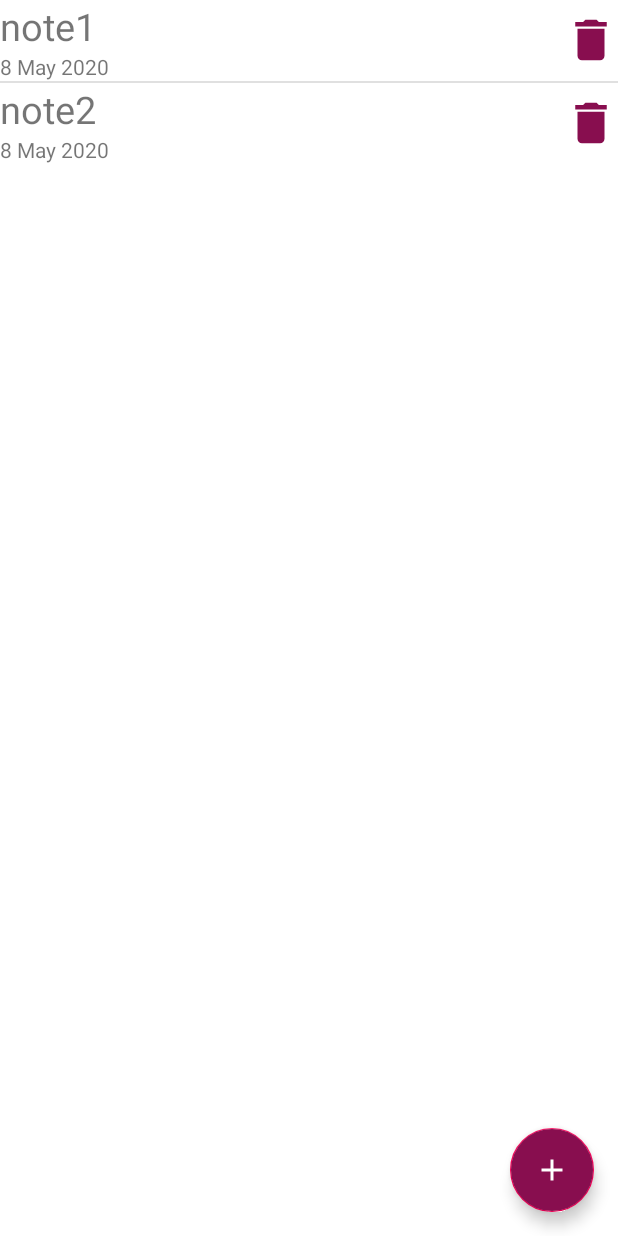
After one commit to mohamedmashaal/LifeOrganizer, an Android app: the fragment FragmentDiary placed in its activity, on a phone screen of 412 x 824 dp. The commit adds this screen. Run offline under Robolectric (Android 15) with nearby library versions, the phone set to English and light mode, and no system bars; our stand-ins replace Room's generated code.

Commit message:
implement Diary frontend

```diff
--- /dev/null
+++ b/app/src/main/java/com/example/lifeorganizer/Adapters/DiaryListAdapter.java
@@ -0,0 +1,134 @@
+package com.example.lifeorganizer.Adapters;
+
+import android.content.Context;
+import android.content.DialogInterface;
+import android.support.v4.app.FragmentTransaction;
+import android.support.v7.app.AlertDialog;
+import android.support.v7.app.AppCompatActivity;
+import android.view.LayoutInflater;
+import android.view.View;
+import android.view.ViewGroup;
+import android.widget.ArrayAdapter;
+import android.widget.Button;
+import android.widget.TextView;
+
+import com.example.lifeorganizer.R;
+import com.example.lifeorganizer.dialogs.EditNoteDialog;
+import com.example.lifeorganizer.dialogs.IEditNoteDialog;
+import com.example.lifeorganizer.fragments.FragmentDiary;
+import com.example.lifeorganizer.fragments.FragmentHabitView;
+import com.example.lifeorganizer.fragments.FragmentNoteView;
+
+import java.util.Calendar;
+import java.util.Date;
+import java.util.List;
+
+public class DiaryListAdapter extends ArrayAdapter<FragmentDiary.DummyNote> {
+    List<FragmentDiary.DummyNote> notes;
+    DiaryListAdapter diaryAdapter;
+    Context context;
+    FragmentDiary diaryFragment;
+    LayoutInflater mInflater;
+
+    final String [] MONTHS = {"Jan","Feb","Mar","Apr","May","Jun","Jul","Aug","Sep", "Oct","Nov","Dec"};
+
+    public DiaryListAdapter(Context context, List<FragmentDiary.DummyNote> notes, FragmentDiary fragment) {
+        super(context, 0, notes);
+        this.notes = notes;
+        diaryAdapter = this;
+        this.context = context;
+        this.diaryFragment = fragment;
+    }
+
+    @Override
+    public View getView(int position, final View convertView, ViewGroup parent) {
+        // Check if an existing view is being reused, otherwise inflate the view
+        View listItemView = convertView;
+
+        if (listItemView == null) {
+            mInflater = (LayoutInflater) context.getSystemService(Context.LAYOUT_INFLATER_SERVICE);
+            //listItemView = mInflater.inflate(R.layout.task_item, parent,false);
+            listItemView = mInflater.inflate(R.layout.note_item, null);
+        }
+        FragmentDiary.DummyNote note = getItem(position);
+        Button deleteBtn = (Button) listItemView.findViewById(R.id.note_delete_btn);
+        TextView titleView = listItemView.findViewById(R.id.note_title_text);
+        TextView dateView = listItemView.findViewById(R.id.note_date_text);
+
+
+        titleView.setText(note.title);
+        dateView.setText(getDateText(note.date));
+
+        setNameTextListener(titleView,note);
+
+
+
+        setDeleteListener(deleteBtn,note);
+
+        return listItemView;
+    }
+
+    private String getDateText(Date date){
+        Calendar calendar = Calendar.getInstance();
+        calendar.setTime(date);
+        String d = calendar.get(Calendar.DAY_OF_MONTH)+" ";
+        d += MONTHS[calendar.get(Calendar.MONTH)] + " ";
+        d += calendar.get(Calendar.YEAR);
+        return  d;
+    }
+
+
+    private void setNameTextListener(final TextView titleView, final FragmentDiary.DummyNote note){
+        titleView.setOnClickListener(new View.OnClickListener() {
+            @Override
+            public void onClick(View v) {
+                //TODO Open Single Habit Fragment
+                FragmentTransaction transaction = diaryFragment.getChildFragmentManager().beginTransaction();
+/*
+                transaction.replace(R.id.habit_view_fragment_container,
+                        FragmentHabitView.newInstance(habit));
+*/
+                transaction.add(R.id.note_view_fragment_container,
+                        FragmentNoteView.newInstance(note,DiaryListAdapter.this));
+
+                transaction.addToBackStack(null);
+                transaction.commit();
+            }
+        });
+    }
+
+    private void setDeleteListener(final Button deleteBtn, final FragmentDiary.DummyNote note){
+        deleteBtn.setOnClickListener(new View.OnClickListener() {
+            @Override
+            public void onClick(View v) {
+                AlertDialog.Builder builder = new AlertDialog.Builder(getContext());
+
+                builder.setMessage("Are you sure you want to delete this the task?")
+                        .setTitle("Delete Task");
+
+                builder.setPositiveButton("Delete", new DialogInterface.OnClickListener() {
+                    public void onClick(DialogInterface dialog, int id) {
+                        //TODO delete note from database
+                        /*TaskManager.getInstance(getContext()).deleteTask(task, new AfterDeleteTask() {
+                            @Override
+                            public void afterDeleteTask() {
+                                tasksList.remove(task);
+                                taskAdapter.notifyDataSetChanged();
+                            }
+                        });*/
+                        notes.remove(note);
+                        diaryAdapter.notifyDataSetChanged();
+                    }
+                });
+                builder.setNegativeButton("Cancel", new DialogInterface.OnClickListener() {
+                    public void onClick(DialogInterface dialog, int id) {
+                        dialog.cancel();
+                    }
+                });
+                AlertDialog dialog = builder.create();
+                dialog.show();
+            }
+        });
+    }
+
+}
--- /dev/null
+++ b/app/src/main/java/com/example/lifeorganizer/dialogs/IAddNoteDialog.java
@@ -0,0 +1,5 @@
+package com.example.lifeorganizer.dialogs;
+
+public interface IAddNoteDialog {
+    void onPositiveClicked(String title, String body);
+}
--- /dev/null
+++ b/app/src/main/java/com/example/lifeorganizer/fragments/FragmentDiary.java
@@ -0,0 +1,96 @@
+package com.example.lifeorganizer.fragments;
+
+import android.os.Bundle;
+import android.support.annotation.NonNull;
+import android.support.annotation.Nullable;
+import android.support.design.widget.FloatingActionButton;
+import android.support.v4.app.Fragment;
+import android.support.v4.app.FragmentActivity;
+import android.support.v7.widget.RecyclerView;
+import android.view.LayoutInflater;
+import android.view.View;
+import android.view.ViewGroup;
+import android.widget.ListView;
+
+
+import com.example.lifeorganizer.Adapters.DiaryListAdapter;
+import com.example.lifeorganizer.R;
+import com.example.lifeorganizer.dialogs.AddNoteDialog;
+import com.example.lifeorganizer.dialogs.IAddNoteDialog;
+
+import java.util.ArrayList;
+import java.util.Date;
+import java.util.List;
+
+public class FragmentDiary extends Fragment {
+
+    private FragmentActivity myContext;
+    private ListView listview;
+    private DiaryListAdapter mAdapter;
+    // TODO  list of note instead
+    List<DummyNote> notes;
+
+    @Override
+    public View onCreateView(LayoutInflater inflater, ViewGroup container,
+                             Bundle savedInstanceState) {
+
+        View rootView = inflater.inflate(R.layout.fragment_diary, container, false);
+
+
+        // Inflate the layout for this fragment
+        return rootView;
+    }
+
+    @Override
+    public void onViewCreated(@NonNull View view, @Nullable Bundle savedInstanceState) {
+
+        ((FloatingActionButton) view.findViewById(R.id.fb_add_note)).setOnClickListener(new View.OnClickListener() {
+            @Override
+            public void onClick(View v) {
+                AddNoteDialog mainDialog = new AddNoteDialog();
+                mainDialog.createDialog(getActivity().getSupportFragmentManager(), new IAddNoteDialog() {
+
+                    @Override
+                    public void onPositiveClicked(String title, String body) {
+                        //TODO add the not in database
+
+                        /*final Habit habit = new Habit(title, description, daysMask, hrsPerWeek, startDate);
+                        HabitManager.getInstance(getActivity()).createHabit(habit, new AfterCreateHabit() {
+                            @Override
+                            public void afterCreateHabit() {
+                                habitList.add(habit);
+                                mAdapter.notifyDataSetChanged();
+                            }
+                        });*/
+
+                        notes.add(new DummyNote(title,body,new Date()));
+                        mAdapter.notifyDataSetChanged();
+
+                    }
+                });
+                mainDialog.showDialog();
+            }
+        });
+        //TODO load notes list from database look TODOFragment Example
+        notes = new ArrayList<>();
+        notes.add(new DummyNote("note1", "note1 details\nline 1",new Date()));
+        notes.add(new DummyNote("note2", "note2 details\nline 23",new Date()));
+        mAdapter = new DiaryListAdapter(getActivity(),notes,FragmentDiary.this);
+        listview = view.findViewById(R.id.notesListView);
+        listview.setItemsCanFocus(true);
+        listview.setAdapter(mAdapter);
+
+
+    }
+    public class DummyNote{
+        public DummyNote(String title,String body,Date date){
+            this.title = title;
+            this.body = body;
+            this.date = date;
+        }
+        public String title;
+        public String body;
+        public Date date;
+    }
+
+}
--- /dev/null
+++ b/app/src/main/res/drawable/ic_note.xml
@@ -0,0 +1,9 @@
+<vector xmlns:android="http://schemas.android.com/apk/res/android"
+        android:width="24dp"
+        android:height="24dp"
+        android:viewportWidth="24.0"
+        android:viewportHeight="24.0">
+    <path
+        android:fillColor="#FF000000"
+        android:pathData="M20,2L4,2c-1.1,0 -1.99,0.9 -1.99,2L2,22l4,-4h14c1.1,0 2,-0.9 2,-2L22,4c0,-1.1 -0.9,-2 -2,-2zM8,14L6,14v-2h2v2zM8,11L6,11L6,9h2v2zM8,8L6,8L6,6h2v2zM15,14h-5v-2h5v2zM18,11h-8L10,9h8v2zM18,8h-8L10,6h8v2z"/>
+</vector>
--- /dev/null
+++ b/app/src/main/res/layout/fragment_diary.xml
@@ -0,0 +1,35 @@
+<?xml version="1.0" encoding="utf-8"?>
+<android.support.constraint.ConstraintLayout xmlns:android="http://schemas.android.com/apk/res/android"
+    android:layout_width="match_parent"
+    android:layout_height="match_parent"
+    android:background="@color/colorLight"
+    xmlns:app="http://schemas.android.com/apk/res-auto">
+    <LinearLayout
+        android:layout_width="match_parent"
+        android:layout_height="match_parent"
+        android:orientation="vertical">
+
+        <ListView
+            android:id="@+id/notesListView"
+            android:orientation="vertical"
+            android:layout_width="match_parent"
+            android:layout_height="wrap_content" />
+    </LinearLayout>
+
+    <android.support.design.widget.FloatingActionButton
+        android:id="@+id/fb_add_note"
+        android:layout_width="wrap_content"
+        android:layout_height="wrap_content"
+        android:layout_marginEnd="16dp"
+        android:layout_marginBottom="16dp"
+        android:backgroundTint="@color/colorPrimaryDark"
+        android:src="@drawable/ic_add"
+        android:tint="@color/colorLight"
+        app:fabSize="normal"
+        app:layout_constraintBottom_toBottomOf="parent"
+        app:layout_constraintEnd_toEndOf="parent" />
+    <FrameLayout
+        android:id="@+id/note_view_fragment_container"
+        android:layout_width="match_parent"
+        android:layout_height="match_parent" />
+</android.support.constraint.ConstraintLayout>
--- /dev/null
+++ b/app/src/main/res/layout/note_item.xml
@@ -0,0 +1,36 @@
+<LinearLayout
+    xmlns:android="http://schemas.android.com/apk/res/android"
+    android:layout_width="match_parent"
+    android:layout_height="wrap_content"
+    android:orientation="horizontal"
+    android:layout_margin="5dp">
+    <LinearLayout
+        android:layout_width="0dp"
+        android:layout_weight="1"
+        android:layout_height="wrap_content"
+        android:orientation="vertical">
+    <TextView
+        android:layout_width="wrap_content"
+        android:layout_height="wrap_content"
+        android:text="title text"
+        android:textSize="25sp"
+        android:gravity="center_vertical"
+        android:id="@+id/note_title_text"/>
+
+    <TextView
+        android:layout_width="wrap_content"
+        android:layout_height="wrap_content"
+        android:text="5 Jan 2020"
+        android:id="@+id/note_date_text"
+        android:gravity="center_vertical" />
+    </LinearLayout>
+    <Button
+        android:id="@+id/note_delete_btn"
+        android:layout_width="36dp"
+        android:layout_height="36dp"
+        android:layout_gravity="center_vertical"
+        android:backgroundTint="@color/colorPrimaryDark"
+        android:background="@drawable/ic_delete"/>
+
+
+</LinearLayout>
--- a/app/src/main/res/menu/navigation.xml
+++ b/app/src/main/res/menu/navigation.xml
@@ -20,4 +20,8 @@
         android:icon="@drawable/ic_event"
         android:title="@string/title_event" />
 
+    <item
+        android:id="@+id/navigation_diary"
+        android:icon="@drawable/ic_note"
+        android:title="@string/title_diary" />
 </menu>
--- a/app/src/main/res/values/strings.xml
+++ b/app/src/main/res/values/strings.xml
@@ -4,6 +4,6 @@
     <string name="title_todo">Todo</string>
     <string name="title_habit">Habit</string>
     <string name="title_event">Events</string>
-
+    <string name="title_diary">Diary</string>
     <string name="title_job">Job</string>
 </resources>
```
Also changed, not shown: app/src/main/java/com/example/lifeorganizer/Adapters/ViewPagerAdapter.java (+12 -2 lines), app/src/main/java/com/example/lifeorganizer/MainActivity.java (+10 -2 lines), app/src/main/java/com/example/lifeorganizer/dialogs/AddNoteDialog.java (added, +62 -0 lines), app/src/main/java/com/example/lifeorganizer/dialogs/EditNoteDialog.java (added, +81 -0 lines), app/src/main/java/com/example/lifeorganizer/dialogs/IEditNoteDialog.java (added, +7 -0 lines), app/src/main/java/com/example/lifeorganizer/fragments/FragmentNoteView.java (added, +97 -0 lines), app/src/main/res/layout/dialog_add_note.xml (added, +90 -0 lines), app/src/main/res/layout/fragment_note_view.xml (added, +62 -0 lines).
